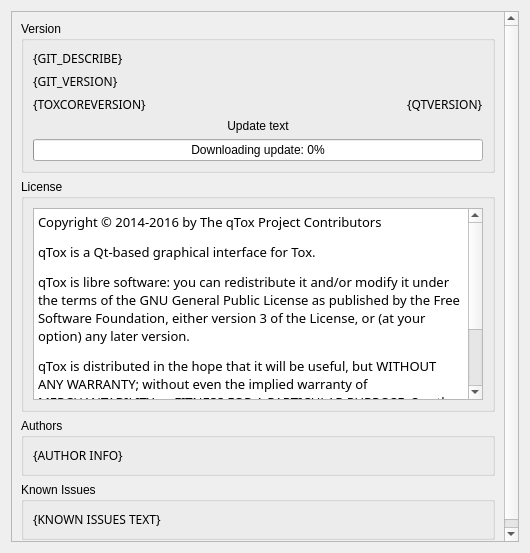
Old version of the form src/widget/form/settings/aboutsettings.ui in the repository qTox/qTox.
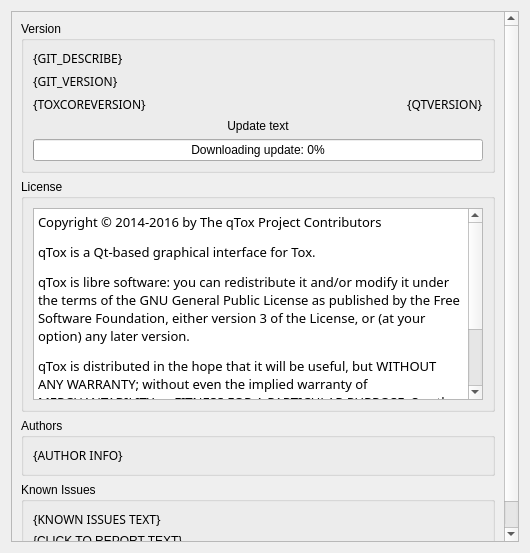
New version of the form. Custom widgets are drawn as their Qt base class.

Commit message:
feat(UI): make link to filled issue template on About page visible
Should help with no one realizing that qTox even has the functionality.

```diff
--- a/src/widget/form/settings/aboutsettings.ui
+++ b/src/widget/form/settings/aboutsettings.ui
@@ -30,8 +30,8 @@
        <rect>
         <x>0</x>
         <y>0</y>
-        <width>496</width>
-        <height>554</height>
+        <width>494</width>
+        <height>551</height>
        </rect>
       </property>
       <layout class="QVBoxLayout" name="verticalLayout_2" stretch="0,1,0,0">
@@ -305,7 +305,7 @@
          <property name="title">
           <string>Known Issues</string>
          </property>
-         <layout class="QHBoxLayout" name="horizontalLayout">
+         <layout class="QVBoxLayout" name="verticalLayout_8">
           <item>
            <widget class="QLabel" name="knownIssues">
             <property name="sizePolicy">
@@ -333,6 +333,22 @@
             </property>
            </widget>
           </item>
+          <item>
+           <widget class="QLabel" name="clickToReport">
+            <property name="text">
+             <string notr="true">{CLICK TO REPORT TEXT}</string>
+            </property>
+            <property name="wordWrap">
+             <bool>true</bool>
+            </property>
+            <property name="openExternalLinks">
+             <bool>true</bool>
+            </property>
+            <property name="textInteractionFlags">
+             <set>Qt::LinksAccessibleByKeyboard|Qt::LinksAccessibleByMouse</set>
+            </property>
+           </widget>
+          </item>
          </layout>
         </widget>
        </item>
```
The commit also changes 1 other file.
